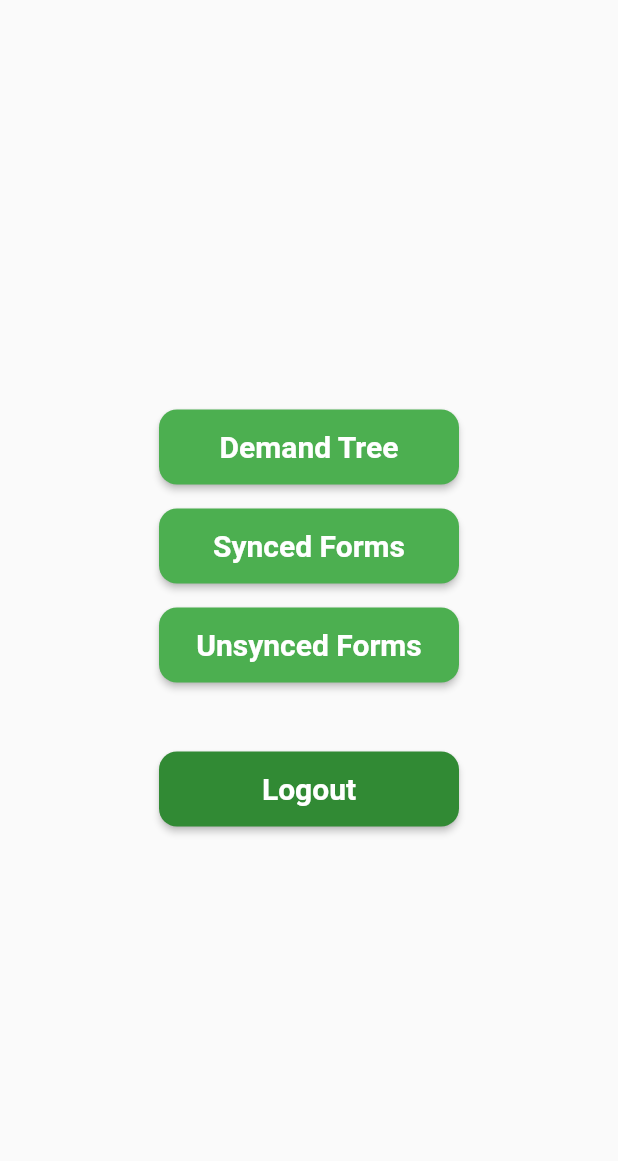
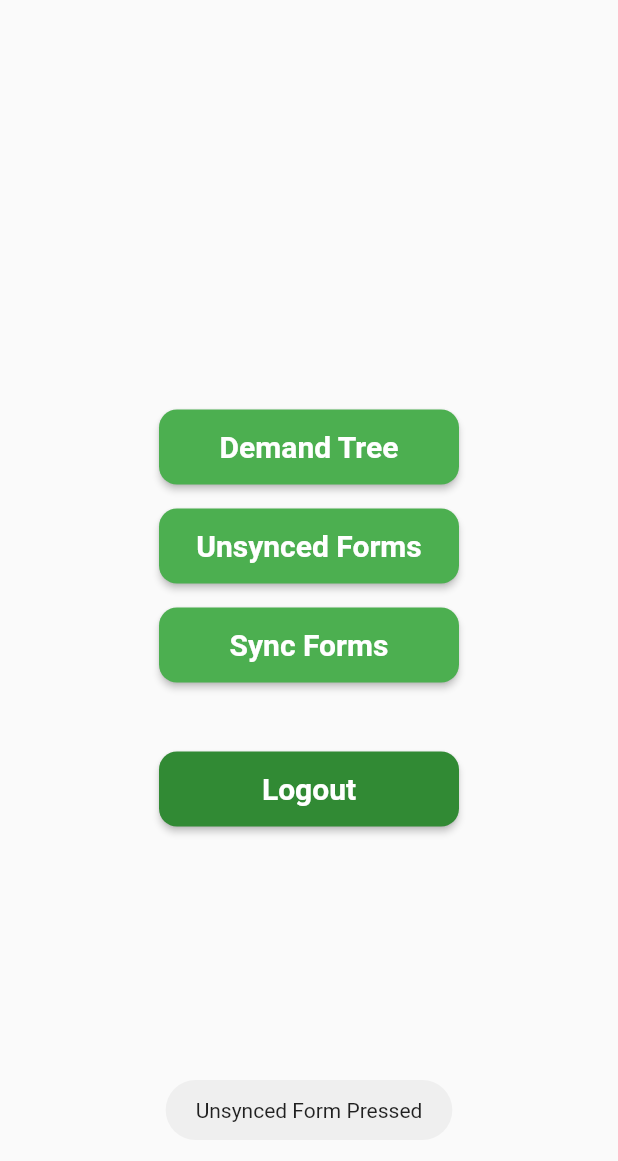
Before and after one commit to parthhbanker/plantation_app, a Flutter app: the screen it shows after launch, after a tap on "Unsynced Forms", on a phone screen of 412 x 824 dp. Shown: the top 1161 px of the screen. Run offline on Flutter 3.47's test engine with Material 2 defaults, Android fonts, the phone set to English and light mode, and no system bars; our stand-ins replace fluttertoast, sqflite; accounts and stored records are empty; network calls fail.

```diff
--- a/lib/Screen/Demand/demand.dart
+++ b/lib/Screen/Demand/demand.dart
@@ -14,8 +14,6 @@ class _DemandPageState extends State<DemandPage> {
       appBar: AppBar(
         title: const Text('Demand Tree'),
       ),
-
-
     );
   }
 }
--- a/lib/Screen/Home/home.dart
+++ b/lib/Screen/Home/home.dart
@@ -1,4 +1,5 @@
 import 'package:flutter/material.dart';
+import 'package:fluttertoast/fluttertoast.dart';
 
 class HomePage extends StatefulWidget {
   const HomePage({super.key});
@@ -27,16 +28,20 @@ class _HomePageState extends State<HomePage> {
             homePageButton(
               color: Colors.green,
               radius: 12,
-              text: "Synced Forms",
+              text: "Unsynced Forms",
               fontsize: 20,
-              onPressed: () {},
+              onPressed: () {
+                Fluttertoast.showToast(msg: "Unsynced Form Pressed");
+              },
             ),
             homePageButton(
               color: Colors.green,
               radius: 12,
-              text: "Unsynced Forms",
+              text: "Sync Forms",
               fontsize: 20,
-              onPressed: () {},
+              onPressed: () {
+                Fluttertoast.showToast(msg: "Sync Form Pressed");
+              },
             ),
             Padding(
               padding: const EdgeInsets.only(top: 30),
--- a/lib/api/api.dart
+++ b/lib/api/api.dart
@@ -1,16 +1,117 @@
 import 'dart:convert';
 import 'dart:async';
 import 'package:http/http.dart' as http;
+import 'package:plantation/api/const.dart';
+import 'package:plantation/models/block_model.dart';
+import 'package:plantation/models/district_model.dart';
+import 'package:plantation/models/farmer_model.dart';
+import 'package:plantation/models/farmer_reg_model.dart';
+import 'package:plantation/models/forest_tree_model.dart';
+import 'package:plantation/models/fruit_tree_model.dart';
+import 'package:plantation/models/stage_model.dart';
+import 'package:plantation/models/village_model.dart';
+import 'package:plantation/utils/dbqueries.dart';
 
 class ApiHandler {
-  static Future<List<dynamic>> fetchApiData({required String url}) async {
-    final response = await http.get(Uri.parse(url));
+  static Future<void> _fetchDistrictData() async {
+    final response = await http.get(Uri.parse(districtUrl));
     if (response.statusCode == 200) {
       var data = jsonDecode(response.body);
-      print(data);
-      return data;
+      (data as List)
+          .map((d) => {DbQueries.addDistrictData(DistrictModel.fromJson(d))})
+          .toList();
     }
     return jsonDecode(response.body);
+  }
+
+  static Future<void> _fetchBlockData() async {
+    final response = await http.get(Uri.parse(blockUrl));
+    if (response.statusCode == 200) {
+      var data = jsonDecode(response.body);
+      (data as List)
+          .map((d) => {DbQueries.addBlockData(BlockModel.fromJson(d))})
+          .toList();
+    }
+    return jsonDecode(response.body);
+  }
+
+  static Future<void> _fetchVillageData() async {
+    final response = await http.get(Uri.parse(villageUrl));
+    if (response.statusCode == 200) {
+      var data = jsonDecode(response.body);
+      (data as List)
+          .map((d) => {DbQueries.addVillageData(VillageModel.fromJson(d))})
+          .toList();
+    }
+    return jsonDecode(response.body);
+  }
+
+  static Future<void> _fetchStageData() async {
+    final response = await http.get(Uri.parse(stageUrl));
+    if (response.statusCode == 200) {
+      var data = jsonDecode(response.body);
+      (data as List)
+          .map((d) => {DbQueries.addStageData(StageModel.fromJson(d))})
+          .toList();
+    }
+    return jsonDecode(response.body);
+  }
+
+  static Future<void> _fetchFYRData() async {
+    final response = await http.get(Uri.parse(farmerRegUrl));
+    if (response.statusCode == 200) {
+      var data = jsonDecode(response.body);
+      (data as List)
+          .map((d) => {DbQueries.addFYRData(FarmerRegModel.fromJson(d))})
+          .toList();
+    }
+    return jsonDecode(response.body);
+  }
+
+  static Future<void> _fetchFarmerData() async {
+    final response = await http.get(Uri.parse(farmerUrl));
+    if (response.statusCode == 200) {
+      var data = jsonDecode(response.body);
+      (data as List)
+          .map((d) => {DbQueries.addFarmerData(FarmerModel.fromJson(d))})
+          .toList();
+    }
+    return jsonDecode(response.body);
+  }
+
+  static Future<void> _fetchForestData() async {
+    final response = await http.get(Uri.parse(forestTreeUrl));
+    if (response.statusCode == 200) {
+      var data = jsonDecode(response.body);
+      (data as List)
+          .map(
+              (d) => {DbQueries.addForestTreeData(ForestTreeModel.fromJson(d))})
+          .toList();
+    }
+    return jsonDecode(response.body);
+  }
+
+  static Future<void> _fetchFruitData() async {
+    final response = await http.get(Uri.parse(fruitTreeUrl));
+    if (response.statusCode == 200) {
+      var data = jsonDecode(response.body);
+      (data as List)
+          .map((d) => {DbQueries.addFruitTreeData(FruitTreeModel.fromJson(d))})
+          .toList();
+    }
+    return jsonDecode(response.body);
+  }
+
+  // master function to call each fetch function
+  static void fetchApiData() {
+    ApiHandler._fetchDistrictData();
+    ApiHandler._fetchBlockData();
+    ApiHandler._fetchVillageData();
+    ApiHandler._fetchStageData();
+    ApiHandler._fetchFarmerData();
+    ApiHandler._fetchFYRData();
+    ApiHandler._fetchForestData();
+    ApiHandler._fetchFruitData();
   }
 
   static Future<bool> postApiData(
--- a/lib/decision_tree.dart
+++ b/lib/decision_tree.dart
@@ -1,6 +1,7 @@
 import 'package:flutter/material.dart';
 import 'package:plantation/Screen/Home/home.dart';
 import 'package:plantation/Screen/Login/login.dart';
+import 'package:plantation/utils/dbhelper.dart';
 
 // check if the user is logged in
 bool isLoggedIn() {
@@ -8,19 +9,13 @@ bool isLoggedIn() {
   return true;
 }
 
-class DecisionTree extends StatefulWidget {
+class DecisionTree extends StatelessWidget {
   const DecisionTree({Key? key}) : super(key: key);
 
   @override
-  State<DecisionTree> createState() => _DecisionTreeState();
-}
-
-class _DecisionTreeState extends State<DecisionTree> {
-  @override
   StatefulWidget build(BuildContext context) {
-
+    DatabaseHelper().opendb();
     if (isLoggedIn()) {
-
       return const HomePage();
     } else {
       return const LoginPage();
--- a/lib/main.dart
+++ b/lib/main.dart
@@ -12,8 +12,6 @@ class MyApp extends StatelessWidget {
   // This widget is the root of your application.
   @override
   Widget build(BuildContext context) {
-
-    // DbQueries.createTables();
     return MaterialApp(
       debugShowCheckedModeBanner: false,
       title: 'Plantation App',
--- a/lib/utils/dbhelper.dart
+++ b/lib/utils/dbhelper.dart
@@ -1,3 +1,5 @@
+import 'package:plantation/api/api.dart';
+import 'package:plantation/utils/dbqueries.dart';
 import 'package:sqflite/sqflite.dart';
 import 'package:path/path.dart';
 
@@ -7,6 +9,12 @@ class DatabaseHelper {
   Future<Database?> opendb() async {
     _db = await openDatabase(
       join(await getDatabasesPath(), 'plantation.db'),
+      onCreate: (db, version) {
+        DbQueries.initTables(db);
+        ApiHandler.fetchApiData();
+        return;
+      },
+      version: 1,
     );
     return _db;
   }
--- a/lib/utils/dbqueries.dart
+++ b/lib/utils/dbqueries.dart
@@ -1,5 +1,13 @@
+import 'package:plantation/models/block_model.dart';
+import 'package:plantation/models/district_model.dart';
+import 'package:plantation/models/farmer_model.dart';
+import 'package:plantation/models/farmer_reg_model.dart';
+import 'package:plantation/models/forest_tree_model.dart';
+import 'package:plantation/models/fruit_tree_model.dart';
+import 'package:plantation/models/stage_model.dart';
+import 'package:plantation/models/village_model.dart';
 import 'package:plantation/utils/dbhelper.dart';
-import 'package:plantation/api/api.dart';
+import 'package:sqflite/sqflite.dart';
 
 class DbQueries {
   static void createTables() {
@@ -8,26 +16,131 @@ class DbQueries {
       db.execute(DbQueries._createBlockTable());
       db.execute(DbQueries._createVillageTable());
       db.execute(DbQueries._createFarmerTable());
+      db.execute(DbQueries._createStageTable());
+      db.execute(DbQueries._createFYRTable());
+      db.execute(DbQueries._createFruitTree());
+      db.execute(DbQueries._createForestTree());
+      db.execute(DbQueries._createDemandTable());
     });
   }
 
-  // function to create district table
-  static String _createDistrictTable() {
-    return "CREATE TABLE IF NOT EXISTS district(id INTEGER PRIMARY KEY , name TEXT)";
+  static void initTables(Database db) {
+    db.execute(DbQueries._createDistrictTable());
+    db.execute(DbQueries._createBlockTable());
+    db.execute(DbQueries._createVillageTable());
+    db.execute(DbQueries._createFarmerTable());
+    db.execute(DbQueries._createStageTable());
+    db.execute(DbQueries._createFYRTable());
+    db.execute(DbQueries._createFruitTree());
+    db.execute(DbQueries._createForestTree());
+    db.execute(DbQueries._createDemandTable());
   }
 
-  // function to create subdistrict table
-  static String _createBlockTable() {
-    return "CREATE TABLE IF NOT EXISTS block(id INTEGER PRIMARY KEY , name TEXT, district_id INTEGER, FOREIGN KEY (district_id) REFERENCES district(id))";
+  // table string
+  static String _createDistrictTable() {
+    return "CREATE TABLE IF NOT EXISTS district(district_id INTEGER PRIMARY KEY , district_name TEXT, status INTEGER)";
   }
 
-  // function to create village table
-  static String _createVillageTable() {
-    return "CREATE TABLE IF NOT EXISTS village(id INTEGER PRIMARY KEY , name TEXT, block_id INTEGER, FOREIGN KEY (block_id) REFERENCES block(id))";
+  static String _createBlockTable() {
+    return "CREATE TABLE IF NOT EXISTS block(block_id INTEGER PRIMARY KEY , block_name TEXT, district_id INTEGER, status INTEGER, FOREIGN KEY (district_id) REFERENCES district(district_id))";
   }
 
-  // function to create farmer table
+  static String _createVillageTable() {
+    return "CREATE TABLE IF NOT EXISTS village(village_id INTEGER PRIMARY KEY , village_name TEXT, block_id INTEGER, status INTEGER, FOREIGN KEY (block_id) REFERENCES block(block_id))";
+  }
+
   static String _createFarmerTable() {
-    return "CREATE TABLE IF NOT EXISTS farmer(id INTEGER PRIMARY KEY , name TEXT, village_id INTEGER, FOREIGN KEY (village_id) REFERENCES village(id))";
+    return "CREATE TABLE IF NOT EXISTS farmer(farmer_id INTEGER PRIMARY KEY , name TEXT,phone TEXT, aadhar TEXT, sex INTEGER, village_id INTEGER, status INTEGER, FOREIGN KEY (village_id) REFERENCES village(village_id))";
+  }
+
+  static String _createStageTable() {
+    return "CREATE TABLE IF NOT EXISTS stage(stage_id INTEGER PRIMARY KEY, stage TEXT)";
+  }
+
+  static String _createFYRTable() {
+    return "CREATE TABLE IF NOT EXISTS farmer_year_reg(reg_id INTEGER PRIMARY KEY, farmer_id INTEGER, reg_year TEXT, stage INTEGER, FOREIGN KEY (farmer_id) REFERENCES farmer(farmer_id), FOREIGN KEY (stage) REFERENCES stage(stage_id))";
+  }
+
+  static String _createForestTree() {
+    return "CREATE TABLE IF NOT EXISTS forest_tree(id INTEGER PRIMARY KEY, tree_name TEXT, status INTEGER)";
+  }
+
+  static String _createFruitTree() {
+    return "CREATE TABLE IF NOT EXISTS fruit_tree(id INTEGER PRIMARY KEY, tree_name TEXT, status INTEGER)";
+  }
+
+  static String _createDemandTable() {
+    return "CREATE TABLE IF NOT EXISTS demand(demand_id INTEGER PRIMARY KEY AUTOINCREMENT, reg_id INTEGER, surveyor_id INTEGER, forest_tree TEXT, fruit_tree TEXT, farmer_img TEXT, farmer_sign TEXT, surveyor_sign TEXT, demand_date TEXT)";
+  }
+
+  // add data to tables
+  static void addDistrictData(DistrictModel d) async {
+    DatabaseHelper().opendb().then((db) {
+      db!.insert('district', d.toJson());
+    });
+  }
+
+  static void addBlockData(BlockModel b) async {
+    DatabaseHelper().opendb().then((db) {
+      db!.insert('block', b.toJson());
+    });
+  }
+
+  static void addVillageData(VillageModel obj) async {
+    DatabaseHelper().opendb().then((db) {
+      db!.insert('village', obj.toJson());
+    });
+  }
+
+  static void addFarmerData(FarmerModel obj) async {
+    DatabaseHelper().opendb().then((db) {
+      db!.insert('farmer', obj.toJson());
+    });
+  }
+
+  static void addStageData(StageModel obj) async {
+    DatabaseHelper().opendb().then((db) {
+      db!.insert('stage', obj.toJson());
+    });
+  }
+
+  static void addFYRData(FarmerRegModel obj) async {
+    DatabaseHelper().opendb().then((db) {
+      db!.insert('farmer_year_reg', obj.toJson());
+    });
+  }
+
+  static void addForestTreeData(ForestTreeModel obj) async {
+    DatabaseHelper().opendb().then((db) {
+      db!.insert('forest_tree', obj.toJson());
+    });
+  }
+
+  static void addFruitTreeData(FruitTreeModel obj) async {
+    DatabaseHelper().opendb().then((db) {
+      db!.insert('fruit_tree', obj.toJson());
+    });
+  }
+
+  // static void addDemandData(DemandModel obj) async {
+  //   DatabaseHelper().opendb().then((db) {
+  //     db!.insert('demand', obj.toJson());
+  //   });
+  // }
+
+  //
+  Future<List<dynamic>> getDBData({required String tableName}) async {
+    Database? db = await DatabaseHelper().opendb();
+
+    List data;
+
+    data = await db!.query(tableName);
+    return data;
+  }
+
+  Future<List<dynamic>> fetchCustomQuery({required String query}) async {
+    Database? db = await DatabaseHelper().opendb();
+
+    return db!.rawQuery(query);
   }
 }
```
